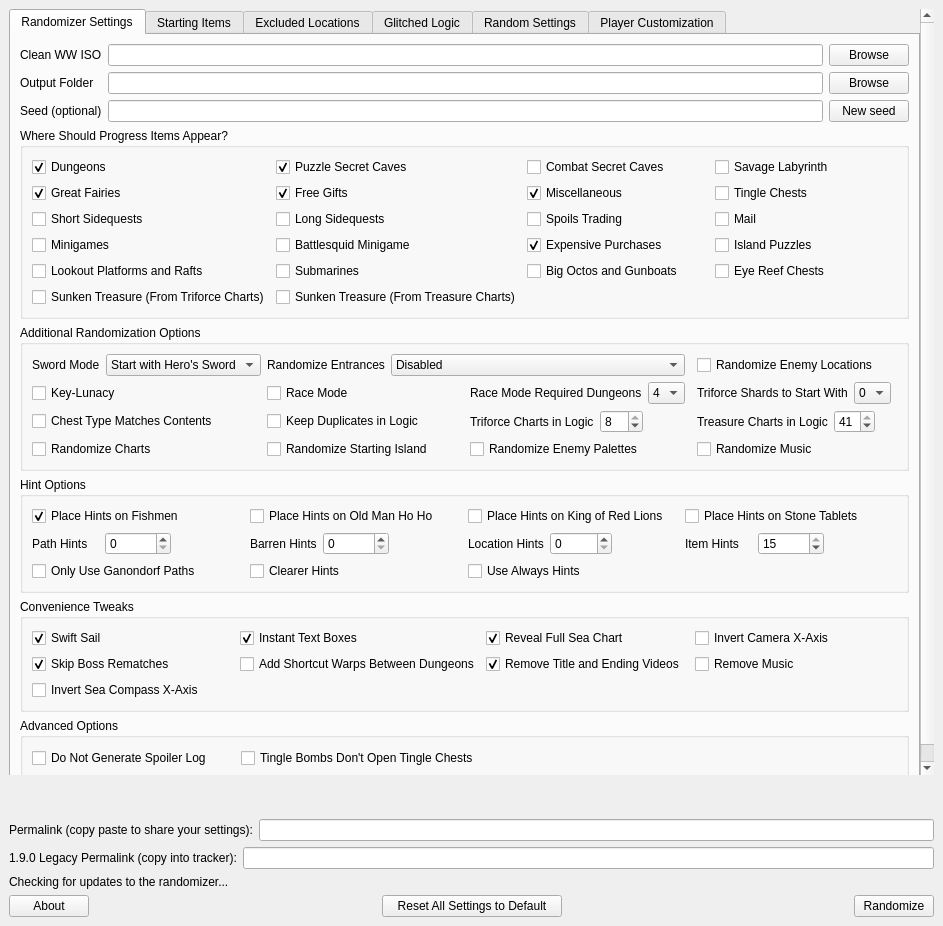
Qt form wwr_ui/randomizer_window.ui (wooferzfg/wwrando) before a commit.
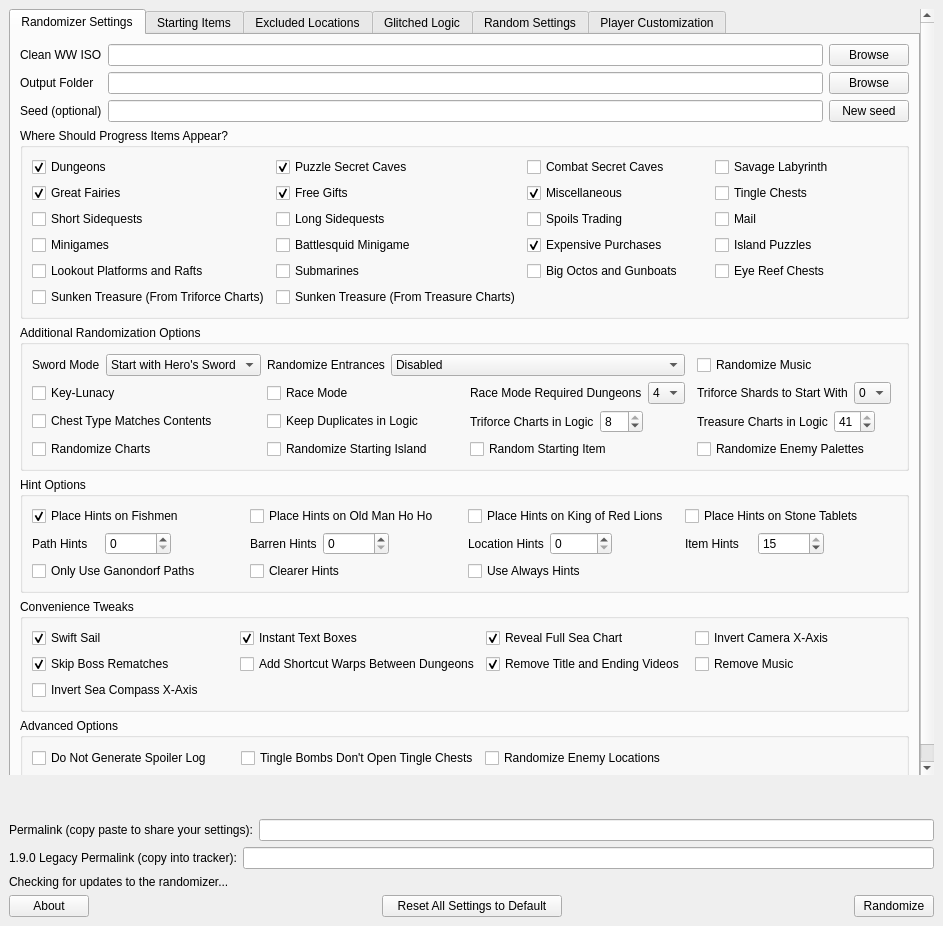
The same form after that commit.

Commit message: Add option to start with a random item

```diff
--- a/wwr_ui/randomizer_window.ui
+++ b/wwr_ui/randomizer_window.ui
@@ -388,13 +388,6 @@
                  </item>
                 </layout>
                </item>
-               <item row="0" column="3">
-                <widget class="QCheckBox" name="randomize_enemies">
-                 <property name="text">
-                  <string>Randomize Enemy Locations</string>
-                 </property>
-                </widget>
-               </item>
                <item row="1" column="0">
                 <widget class="QCheckBox" name="keylunacy">
                  <property name="text">
@@ -641,20 +634,27 @@
                  </property>
                 </widget>
                </item>
-               <item row="3" column="2">
-                <widget class="QCheckBox" name="randomize_enemy_palettes">
-                 <property name="text">
-                  <string>Randomize Enemy Palettes</string>
-                 </property>
-                </widget>
-               </item>
-               <item row="3" column="3">
+               <item row="0" column="3">
                 <widget class="QCheckBox" name="randomize_music">
                  <property name="text">
                   <string>Randomize Music</string>
                  </property>
                 </widget>
                </item>
+               <item row="3" column="3">
+                <widget class="QCheckBox" name="randomize_enemy_palettes">
+                 <property name="text">
+                  <string>Randomize Enemy Palettes</string>
+                 </property>
+                </widget>
+               </item>
+               <item row="3" column="2">
+                <widget class="QCheckBox" name="random_starting_item">
+                 <property name="text">
+                  <string>Random Starting Item</string>
+                 </property>
+                </widget>
+               </item>
               </layout>
              </widget>
             </item>
@@ -938,7 +938,11 @@
                 </widget>
                </item>
                <item row="0" column="2">
-                <widget class="QWidget" name="widget_11" native="true"/>
+                <widget class="QCheckBox" name="randomize_enemies">
+                 <property name="text">
+                  <string>Randomize Enemy Locations</string>
+                 </property>
+                </widget>
                </item>
               </layout>
              </widget>
```
Left out of the diff: 16 changed lines with no effect on the pictures. The commit also changes 4 other files.
